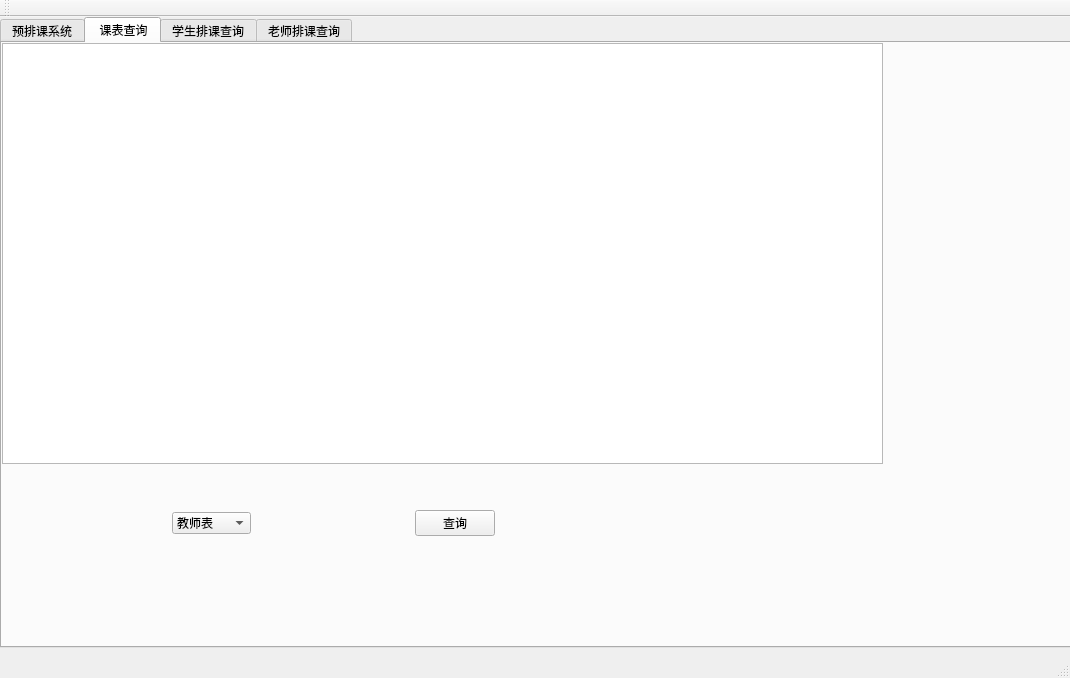
First picture: the form in mainwindow.ui, repository Atmanuclear/QT-mysql, before the edit.
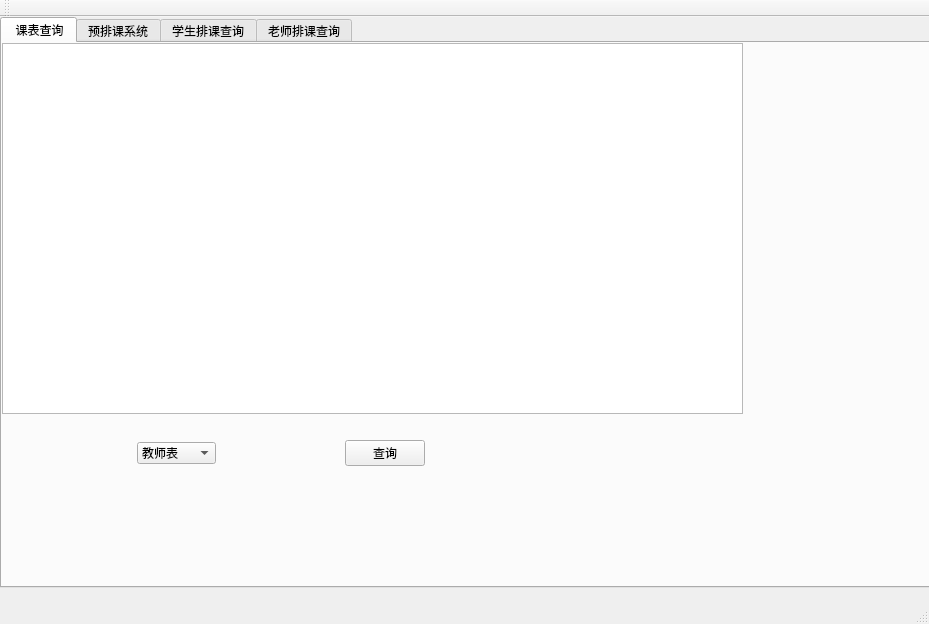
Second picture: the form after the edit. The open tabs and pages were chosen to show the change.

```diff
--- a/mainwindow.ui
+++ b/mainwindow.ui
@@ -6,8 +6,8 @@
    <rect>
     <x>0</x>
     <y>0</y>
-    <width>1070</width>
-    <height>678</height>
+    <width>929</width>
+    <height>624</height>
    </rect>
   </property>
   <property name="windowTitle">
@@ -25,8 +25,8 @@
      <rect>
       <x>0</x>
       <y>0</y>
-      <width>1101</width>
-      <height>631</height>
+      <width>931</width>
+      <height>571</height>
      </rect>
     </property>
     <property name="styleSheet">
@@ -35,6 +35,169 @@
     <property name="currentIndex">
      <number>2</number>
     </property>
+    <widget class="QWidget" name="tab_2">
+     <property name="styleSheet">
+      <string notr="true"/>
+     </property>
+     <attribute name="title">
+      <string> 课表查询</string>
+     </attribute>
+     <widget class="QTableView" name="tableView_2">
+      <property name="geometry">
+       <rect>
+        <x>0</x>
+        <y>0</y>
+        <width>741</width>
+        <height>371</height>
+       </rect>
+      </property>
+      <property name="styleSheet">
+       <string notr="true"/>
+      </property>
+     </widget>
+     <widget class="QWidget" name="horizontalLayoutWidget">
+      <property name="geometry">
+       <rect>
+        <x>0</x>
+        <y>370</y>
+        <width>741</width>
+        <height>80</height>
+       </rect>
+      </property>
+      <layout class="QHBoxLayout" name="horizontalLayout">
+       <item>
+        <spacer name="horizontalSpacer_8">
+         <property name="orientation">
+          <enum>Qt::Horizontal</enum>
+         </property>
+         <property name="sizeHint" stdset="0">
+          <size>
+           <width>40</width>
+           <height>20</height>
+          </size>
+         </property>
+        </spacer>
+       </item>
+       <item>
+        <widget class="QComboBox" name="comboBox_2">
+         <item>
+          <property name="text">
+           <string>教师表</string>
+          </property>
+         </item>
+         <item>
+          <property name="text">
+           <string>开课表</string>
+          </property>
+         </item>
+         <item>
+          <property name="text">
+           <string>教室表</string>
+          </property>
+         </item>
+         <item>
+          <property name="text">
+           <string>教学计划</string>
+          </property>
+         </item>
+         <item>
+          <property name="text">
+           <string>课表</string>
+          </property>
+         </item>
+        </widget>
+       </item>
+       <item>
+        <spacer name="horizontalSpacer_3">
+         <property name="orientation">
+          <enum>Qt::Horizontal</enum>
+         </property>
+         <property name="sizeHint" stdset="0">
+          <size>
+           <width>40</width>
+           <height>20</height>
+          </size>
+         </property>
+        </spacer>
+       </item>
+       <item>
+        <widget class="QPushButton" name="pushButton_9">
+         <property name="styleSheet">
+          <string notr="true"/>
+         </property>
+         <property name="text">
+          <string>查询</string>
+         </property>
+        </widget>
+       </item>
+       <item>
+        <spacer name="horizontalSpacer">
+         <property name="orientation">
+          <enum>Qt::Horizontal</enum>
+         </property>
+         <property name="sizeHint" stdset="0">
+          <size>
+           <width>40</width>
+           <height>20</height>
+          </size>
+         </property>
+        </spacer>
+       </item>
+       <item>
+        <spacer name="horizontalSpacer_2">
+         <property name="orientation">
+          <enum>Qt::Horizontal</enum>
+         </property>
+         <property name="sizeHint" stdset="0">
+          <size>
+           <width>40</width>
+           <height>20</height>
+          </size>
+         </property>
+        </spacer>
+       </item>
+       <item>
+        <spacer name="verticalSpacer_3">
+         <property name="orientation">
+          <enum>Qt::Vertical</enum>
+         </property>
+         <property name="sizeHint" stdset="0">
+          <size>
+           <width>20</width>
+           <height>40</height>
+          </size>
+         </property>
+        </spacer>
+       </item>
+       <item>
+        <spacer name="verticalSpacer_2">
+         <property name="orientation">
+          <enum>Qt::Vertical</enum>
+         </property>
+         <property name="sizeHint" stdset="0">
+          <size>
+           <width>20</width>
+           <height>40</height>
+          </size>
+         </property>
+        </spacer>
+       </item>
+       <item>
+        <spacer name="verticalSpacer">
+         <property name="orientation">
+          <enum>Qt::Vertical</enum>
+         </property>
+         <property name="sizeHint" stdset="0">
+          <size>
+           <width>20</width>
+           <height>40</height>
+          </size>
+         </property>
+        </spacer>
+       </item>
+      </layout>
+     </widget>
+    </widget>
     <widget class="QWidget" name="widget">
      <property name="styleSheet">
       <string notr="true"/>
@@ -234,169 +397,6 @@
       </widget>
      </widget>
     </widget>
-    <widget class="QWidget" name="tab_2">
-     <property name="styleSheet">
-      <string notr="true"/>
-     </property>
-     <attribute name="title">
-      <string> 课表查询</string>
-     </attribute>
-     <widget class="QTableView" name="tableView_2">
-      <property name="geometry">
-       <rect>
-        <x>0</x>
-        <y>0</y>
-        <width>881</width>
-        <height>421</height>
-       </rect>
-      </property>
-      <property name="styleSheet">
-       <string notr="true"/>
-      </property>
-     </widget>
-     <widget class="QWidget" name="horizontalLayoutWidget">
-      <property name="geometry">
-       <rect>
-        <x>0</x>
-        <y>440</y>
-        <width>881</width>
-        <height>80</height>
-       </rect>
-      </property>
-      <layout class="QHBoxLayout" name="horizontalLayout">
-       <item>
-        <spacer name="horizontalSpacer_8">
-         <property name="orientation">
-          <enum>Qt::Horizontal</enum>
-         </property>
-         <property name="sizeHint" stdset="0">
-          <size>
-           <width>40</width>
-           <height>20</height>
-          </size>
-         </property>
-        </spacer>
-       </item>
-       <item>
-        <widget class="QComboBox" name="comboBox_2">
-         <item>
-          <property name="text">
-           <string>教师表</string>
-          </property>
-         </item>
-         <item>
-          <property name="text">
-           <string>开课表</string>
-          </property>
-         </item>
-         <item>
-          <property name="text">
-           <string>教室表</string>
-          </property>
-         </item>
-         <item>
-          <property name="text">
-           <string>教学计划</string>
-          </property>
-         </item>
-         <item>
-          <property name="text">
-           <string>课表</string>
-          </property>
-         </item>
-        </widget>
-       </item>
-       <item>
-        <spacer name="horizontalSpacer_3">
-         <property name="orientation">
-          <enum>Qt::Horizontal</enum>
-         </property>
-         <property name="sizeHint" stdset="0">
-          <size>
-           <width>40</width>
-           <height>20</height>
-          </size>
-         </property>
-        </spacer>
-       </item>
-       <item>
-        <widget class="QPushButton" name="pushButton_9">
-         <property name="styleSheet">
-          <string notr="true"/>
-         </property>
-         <property name="text">
-          <string>查询</string>
-         </property>
-        </widget>
-       </item>
-       <item>
-        <spacer name="horizontalSpacer">
-         <property name="orientation">
-          <enum>Qt::Horizontal</enum>
-         </property>
-         <property name="sizeHint" stdset="0">
-          <size>
-           <width>40</width>
-           <height>20</height>
-          </size>
-         </property>
-        </spacer>
-       </item>
-       <item>
-        <spacer name="horizontalSpacer_2">
-         <property name="orientation">
-          <enum>Qt::Horizontal</enum>
-         </property>
-         <property name="sizeHint" stdset="0">
-          <size>
-           <width>40</width>
-           <height>20</height>
-          </size>
-         </property>
-        </spacer>
-       </item>
-       <item>
-        <spacer name="verticalSpacer_3">
-         <property name="orientation">
-          <enum>Qt::Vertical</enum>
-         </property>
-         <property name="sizeHint" stdset="0">
-          <size>
-           <width>20</width>
-           <height>40</height>
-          </size>
-         </property>
-        </spacer>
-       </item>
-       <item>
-        <spacer name="verticalSpacer_2">
-         <property name="orientation">
-          <enum>Qt::Vertical</enum>
-         </property>
-         <property name="sizeHint" stdset="0">
-          <size>
-           <width>20</width>
-           <height>40</height>
-          </size>
-         </property>
-        </spacer>
-       </item>
-       <item>
-        <spacer name="verticalSpacer">
-         <property name="orientation">
-          <enum>Qt::Vertical</enum>
-         </property>
-         <property name="sizeHint" stdset="0">
-          <size>
-           <width>20</width>
-           <height>40</height>
-          </size>
-         </property>
-        </spacer>
-       </item>
-      </layout>
-     </widget>
-    </widget>
     <widget class="QWidget" name="tab_3">
      <attribute name="title">
       <string>学生排课查询</string>
```
Left out of the diff: 60 changed lines with no effect on the pictures.
